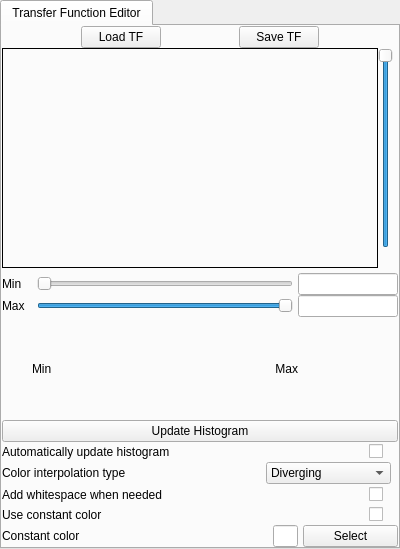
First picture: the form in apps/vaporgui/TFWidgetGUI.ui, repository StasJ/vapor-formatted, before the edit.
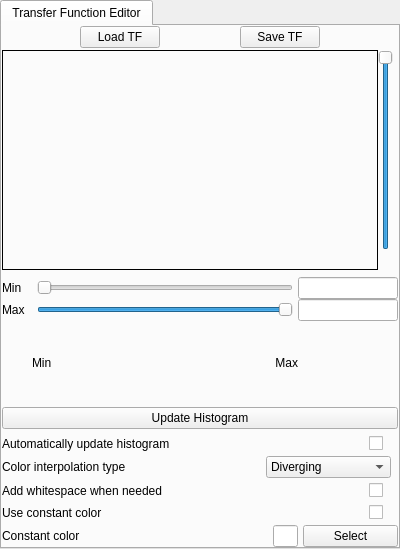
Second picture: the form after the edit. Custom widgets are drawn as their Qt base class.

Diff of the .ui file:
```diff
--- a/apps/vaporgui/TFWidgetGUI.ui
+++ b/apps/vaporgui/TFWidgetGUI.ui
@@ -58,7 +58,7 @@
       </attribute>
       <layout class="QVBoxLayout" name="verticalLayout_2">
        <property name="spacing">
-        <number>0</number>
+        <number>2</number>
        </property>
        <property name="leftMargin">
         <number>0</number>
@@ -469,6 +469,30 @@
         </layout>
        </item>
        <item>
+        <widget class="QFrame" name="frame">
+         <property name="frameShape">
+          <enum>QFrame::NoFrame</enum>
+         </property>
+         <property name="frameShadow">
+          <enum>QFrame::Raised</enum>
+         </property>
+         <layout class="QVBoxLayout" name="verticalLayout_3">
+          <property name="spacing">
+           <number>0</number>
+          </property>
+          <property name="leftMargin">
+           <number>0</number>
+          </property>
+          <property name="topMargin">
+           <number>0</number>
+          </property>
+          <property name="rightMargin">
+           <number>0</number>
+          </property>
+          <property name="bottomMargin">
+           <number>3</number>
+          </property>
+          <item>
         <widget class="QPushButton" name="updateHistoButton">
          <property name="toolTip">
           <string>Click to build a new histogram based on the current region settings, animation timestep, and transfer function bounds</string>
@@ -488,6 +512,9 @@
          <property name="text">
           <string>Update Histogram</string>
          </property>
+           </widget>
+          </item>
+         </layout>
         </widget>
        </item>
        <item>
```
Lines whose indentation alone changed are shown as unchanged.
